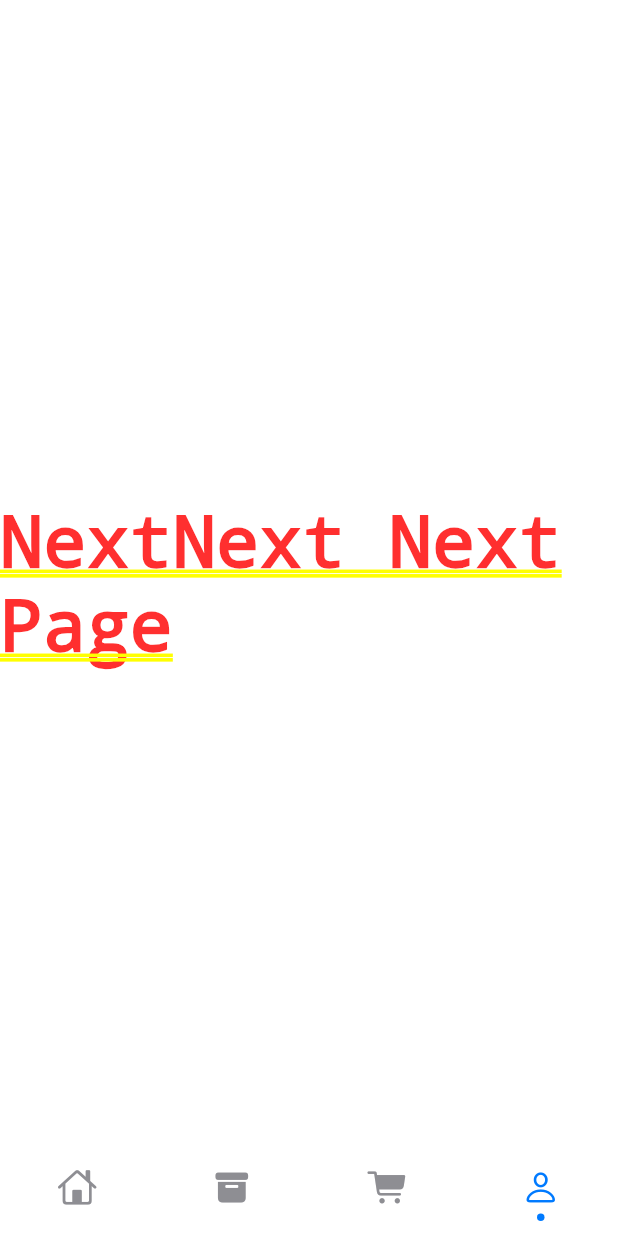
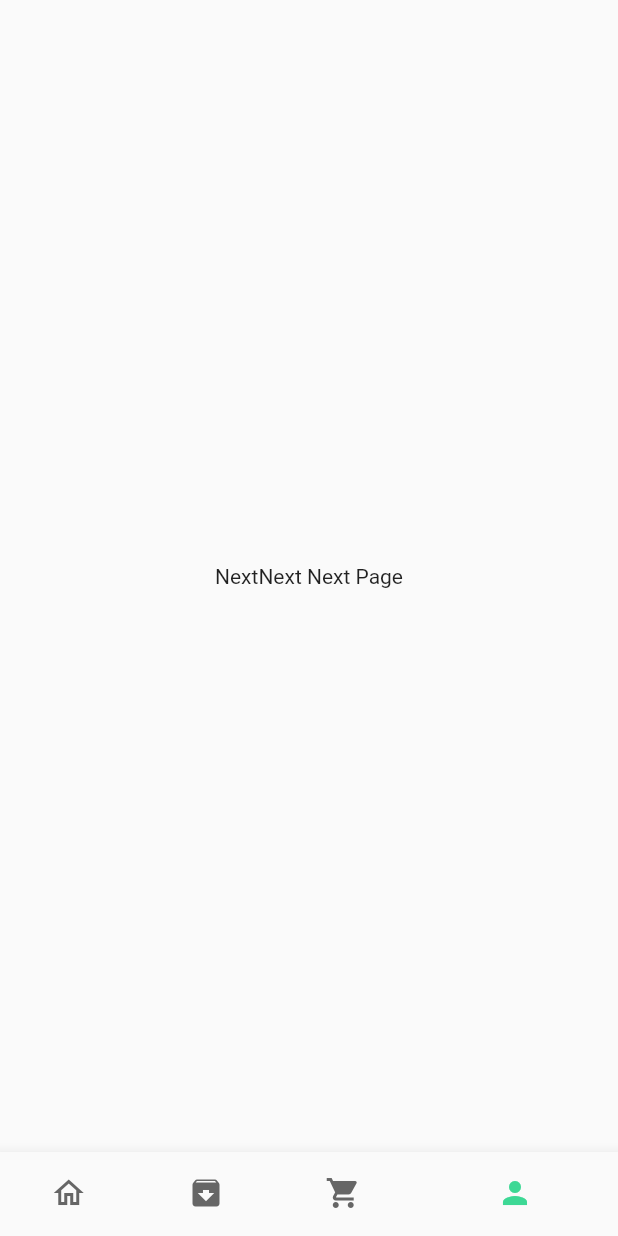
Before and after one commit to gt-lcy96/fultter_food_delivery, a Flutter app: the screen it shows after launch, item 4 of the bottom bar chosen, on a phone screen of 412 x 824 dp. Run offline on Flutter 3.47's test engine with Material 2 defaults, Android fonts, the phone set to English and light mode, and no system bars; drawn by our look-alikes of persistent_bottom_nav_bar; our stand-ins replace dots_indicator, flutter_screenutil, get; network calls fail.

Commit message:
unimplement PersistentBottomNavBarItem

```diff
--- a/lib/pages/home/home_page.dart
+++ b/lib/pages/home/home_page.dart
@@ -2,7 +2,7 @@ import 'package:flutter/cupertino.dart';
 import 'package:flutter/material.dart';
 import 'package:food_delivery/common/values/colors.dart';
 import 'package:food_delivery/pages/home/main_food_page.dart';
-import 'package:persistent_bottom_nav_bar/persistent-tab-view.dart';
+// import 'package:persistent_bottom_nav_bar/persistent-tab-view.dart';
 
 class HomePage extends StatefulWidget {
   const HomePage({super.key});
@@ -13,7 +13,7 @@ class HomePage extends StatefulWidget {
 
 class _HomePageState extends State<HomePage> {
   int _selectedIndex = 0;
-  late PersistentTabController _controller;
+  // late PersistentTabController _controller;
 
   List pages = [
     MainFoodPage(),
@@ -22,123 +22,124 @@ class _HomePageState extends State<HomePage> {
     Container(child: Center(child: Text("NextNext Next Page"))),
   ];
 
-  @override
-  void initState() {
-    super.initState();
-    _controller = PersistentTabController(initialIndex: 0);
-  }
+  // @override
+  // void initState() {
+  //   super.initState();
+  //   _controller = PersistentTabController(initialIndex: 0);
+  // }
 
-  List<Widget> _buildScreens() {
-    return [
-      MainFoodPage(),
-      Container(child: Center(child: Text("Next Page"))),
-      Container(child: Center(child: Text("Next Next Page"))),
-      Container(child: Center(child: Text("NextNext Next Page"))),
-    ];
-  }
+  // List<Widget> _buildScreens() {
+  //   return [
+  //     MainFoodPage(),
+  //     Container(child: Center(child: Text("Next Page"))),
+  //     Container(child: Center(child: Text("Next Next Page"))),
+  //     Container(child: Center(child: Text("NextNext Next Page"))),
+  //   ];
+  // }
 
-  List<PersistentBottomNavBarItem> _navBarsItems() {
-    return [
-      PersistentBottomNavBarItem(
-        icon: Icon(CupertinoIcons.home),
-        title: ("Home"),
-        activeColorPrimary: CupertinoColors.activeBlue,
-        inactiveColorPrimary: CupertinoColors.systemGrey,
-      ),
-      PersistentBottomNavBarItem(
-        icon: Icon(CupertinoIcons.archivebox_fill),
-        title: ("Archive"),
-        activeColorPrimary: CupertinoColors.activeBlue,
-        inactiveColorPrimary: CupertinoColors.systemGrey,
-      ),
-      PersistentBottomNavBarItem(
-        icon: Icon(CupertinoIcons.cart_fill),
-        title: ("Cart"),
-        activeColorPrimary: CupertinoColors.activeBlue,
-        inactiveColorPrimary: CupertinoColors.systemGrey,
-      ),
-      PersistentBottomNavBarItem(
-        icon: Icon(CupertinoIcons.person),
-        title: ("Me"),
-        activeColorPrimary: CupertinoColors.activeBlue,
-        inactiveColorPrimary: CupertinoColors.systemGrey,
-      ),
-    ];
-  }
+  // List<PersistentBottomNavBarItem> _navBarsItems() {
+  //   return [
+  //     PersistentBottomNavBarItem(
+  //       icon: Icon(CupertinoIcons.home),
+  //       title: ("Home"),
+  //       activeColorPrimary: CupertinoColors.activeBlue,
+  //       inactiveColorPrimary: CupertinoColors.systemGrey,
+  //     ),
+  //     PersistentBottomNavBarItem(
+  //       icon: Icon(CupertinoIcons.archivebox_fill),
+  //       title: ("Archive"),
+  //       activeColorPrimary: CupertinoColors.activeBlue,
+  //       inactiveColorPrimary: CupertinoColors.systemGrey,
+  //     ),
+  //     PersistentBottomNavBarItem(
+  //       icon: Icon(CupertinoIcons.cart_fill),
+  //       title: ("Cart"),
+  //       activeColorPrimary: CupertinoColors.activeBlue,
+  //       inactiveColorPrimary: CupertinoColors.systemGrey,
+  //     ),
+  //     PersistentBottomNavBarItem(
+  //       icon: Icon(CupertinoIcons.person),
+  //       title: ("Me"),
+  //       activeColorPrimary: CupertinoColors.activeBlue,
+  //       inactiveColorPrimary: CupertinoColors.systemGrey,
+  //     ),
+  //   ];
+  // }
+
+  // @override
+  // Widget build(BuildContext context) {
+  //   return PersistentTabView(
+  //     context,
+  //     controller: _controller,
+  //     screens: _buildScreens(),
+  //     items: _navBarsItems(),
+  //     confineInSafeArea: true,
+  //     backgroundColor: Colors.white, // Default is Colors.white.
+  //     handleAndroidBackButtonPress: true, // Default is true.
+  //     resizeToAvoidBottomInset:
+  //         true, // This needs to be true if you want to move up the screen when keyboard appears. Default is true.
+  //     stateManagement: true, // Default is true.
+  //     hideNavigationBarWhenKeyboardShows:
+  //         true, // Recommended to set 'resizeToAvoidBottomInset' as true while using this argument. Default is true.
+  //     decoration: NavBarDecoration(
+  //       borderRadius: BorderRadius.circular(10.0),
+  //       colorBehindNavBar: Colors.white,
+  //     ),
+  //     popAllScreensOnTapOfSelectedTab: true,
+  //     popActionScreens: PopActionScreensType.all,
+  //     itemAnimationProperties: ItemAnimationProperties(
+  //       // Navigation Bar's items animation properties.
+  //       duration: Duration(milliseconds: 200),
+  //       curve: Curves.ease,
+  //     ),
+  //     screenTransitionAnimation: ScreenTransitionAnimation(
+  //       // Screen transition animation on change of selected tab.
+  //       animateTabTransition: true,
+  //       curve: Curves.ease,
+  //       duration: Duration(milliseconds: 200),
+  //     ),
+  //     navBarStyle:
+  //         NavBarStyle.style5, // Choose the nav bar style with this property.
+  //   );
+  // }
 
   @override
   Widget build(BuildContext context) {
-    return PersistentTabView(
-      context,
-      controller: _controller,
-      screens: _buildScreens(),
-      items: _navBarsItems(),
-      confineInSafeArea: true,
-      backgroundColor: Colors.white, // Default is Colors.white.
-      handleAndroidBackButtonPress: true, // Default is true.
-      resizeToAvoidBottomInset:
-          true, // This needs to be true if you want to move up the screen when keyboard appears. Default is true.
-      stateManagement: true, // Default is true.
-      hideNavigationBarWhenKeyboardShows:
-          true, // Recommended to set 'resizeToAvoidBottomInset' as true while using this argument. Default is true.
-      decoration: NavBarDecoration(
-        borderRadius: BorderRadius.circular(10.0),
-        colorBehindNavBar: Colors.white,
+    return Scaffold(
+      body: pages[_selectedIndex],
+      bottomNavigationBar: BottomNavigationBar(
+        currentIndex: _selectedIndex,
+        selectedItemColor: AppColors.primaryElement,
+        unselectedItemColor: AppColors.primarySecondaryElementText,
+        showSelectedLabels: false,
+        showUnselectedLabels: false,
+        unselectedFontSize: 0,
+        selectedFontSize: 0,
+        onTap: (index) {
+          setState(() {
+            _selectedIndex = index;
+          });
+        },
+        items: const [
+          BottomNavigationBarItem(
+            icon: Icon(Icons.home_outlined),
+            label: "home",
+          ),
+          BottomNavigationBarItem(
+            icon: Icon(Icons.archive),
+            label: "history",
+          ),
+          BottomNavigationBarItem(
+            icon: Icon(Icons.shopping_cart),
+            label: "cart",
+          ),
+          BottomNavigationBarItem(
+            icon: Icon(Icons.person),
+            label: "me",
+          ),
+        ],
       ),
-      popAllScreensOnTapOfSelectedTab: true,
-      popActionScreens: PopActionScreensType.all,
-      itemAnimationProperties: ItemAnimationProperties(
-        // Navigation Bar's items animation properties.
-        duration: Duration(milliseconds: 200),
-        curve: Curves.ease,
-      ),
-      screenTransitionAnimation: ScreenTransitionAnimation(
-        // Screen transition animation on change of selected tab.
-        animateTabTransition: true,
-        curve: Curves.ease,
-        duration: Duration(milliseconds: 200),
-      ),
-      navBarStyle:
-          NavBarStyle.style5, // Choose the nav bar style with this property.
     );
   }
 
-  // @override
-  // Widget build(BuildContext context) {
-  //   return Scaffold(
-  //     body: pages[_selectedIndex],
-  //     bottomNavigationBar: BottomNavigationBar(
-  //       currentIndex: _selectedIndex,
-  //       selectedItemColor: AppColors.primaryElement,
-  //       unselectedItemColor: AppColors.primarySecondaryElementText,
-  //       showSelectedLabels: false,
-  //       showUnselectedLabels: false,
-  //       unselectedFontSize: 0,
-  //       selectedFontSize: 0,
-  //       onTap: (index) {
-  //         setState(() {
-  //           _selectedIndex = index;
-  //         });
-  //       },
-  //       items: const [
-  //         BottomNavigationBarItem(
-  //           icon: Icon(Icons.home_outlined),
-  //           label: "home",
-  //         ),
-  //         BottomNavigationBarItem(
-  //           icon: Icon(Icons.archive),
-  //           label: "history",
-  //         ),
-  //         BottomNavigationBarItem(
-  //           icon: Icon(Icons.shopping_cart),
-  //           label: "cart",
-  //         ),
-  //         BottomNavigationBarItem(
-  //           icon: Icon(Icons.person),
-  //           label: "me",
-  //         ),
-  //       ],
-  //     ),
-  //   );
-  // }
 }
--- a/pubspec.yaml
+++ b/pubspec.yaml
@@ -32,7 +32,7 @@ dependencies:
     sdk: flutter
   get: 4.6.6
   dots_indicator: 2.0.0
-  persistent_bottom_nav_bar: ^4.0.2
+  # persistent_bottom_nav_bar: ^4.0.2
 
 
 
```
Also changed, not shown: pubspec.lock.
